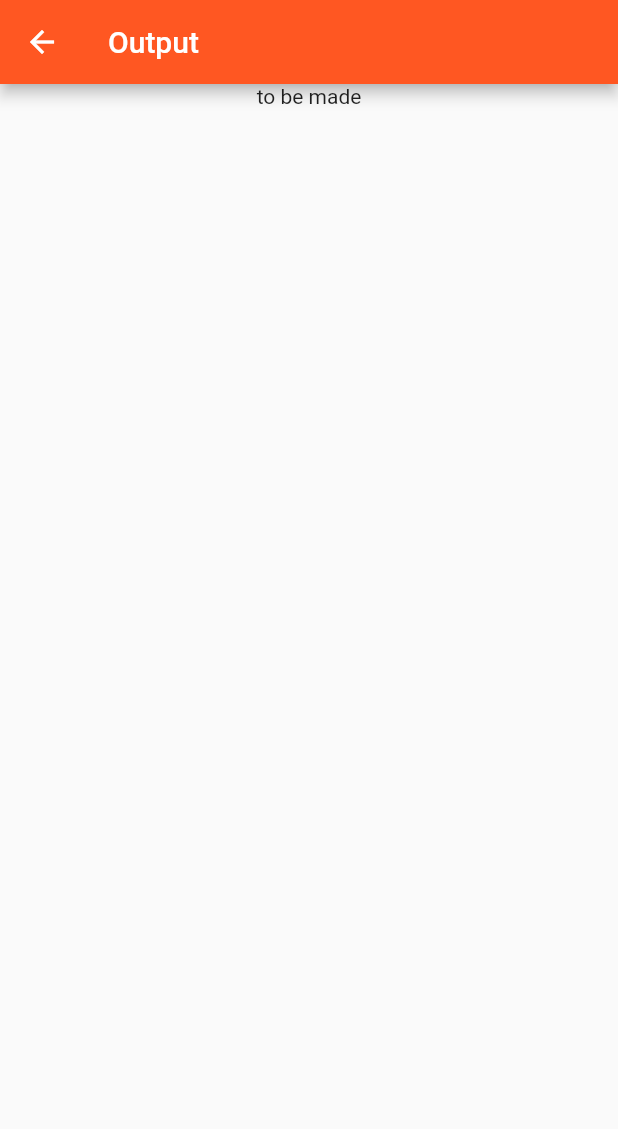
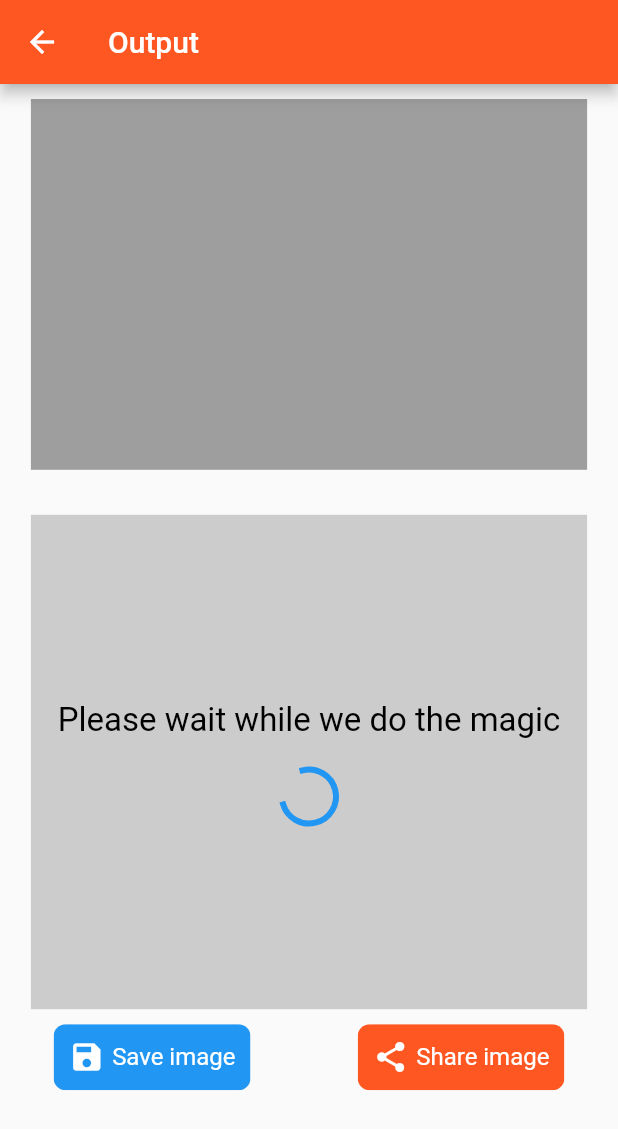
Before and after one commit to harsh2ai/pix2pix-flutter, a Flutter app: the Screen2 screen opened directly, on a phone screen of 412 x 824 dp. Shown: the top 1129 px of the screen. Run offline on Flutter 3.47's test engine with Material 2 defaults, Android fonts, the phone set to English and light mode, and no system bars; our stand-ins replace image_picker.

Commit message:
screen 2 added

```diff
--- a/ticktocks/lib/HomePage.dart
+++ b/ticktocks/lib/HomePage.dart
@@ -94,12 +94,18 @@ class _MyHomePageState extends State<MyHomePage> {
                 onPressed: () {
                   if (SelectedImage == null) {
                     imageNotSelectedError = true;
+                    Navigator.push(context, MaterialPageRoute(
+                      builder: (context) {
+                        return Screen2();
+                      },
+                    ));
                   } else {
                     imageNotSelectedError = false;
-                    ColorizeImage;
+                    // ColorizeImage;
                     // Navigator.push(context, MaterialPageRoute(builder: (context) {
                     //   return Screen2();
-                    // }));
+                    // },
+                    // ));
                   }
                   setState(() {});
                 },
--- a/ticktocks/lib/Screen2.dart
+++ b/ticktocks/lib/Screen2.dart
@@ -1,17 +1,100 @@
+import 'dart:io';
 import 'package:flutter/material.dart';
 
 class Screen2 extends StatelessWidget {
-  const Screen2({Key? key}) : super(key: key);
-
+  // final File inputImage;
+  // Screen2({required this.inputImage});
   @override
   Widget build(BuildContext context) {
+    final width = MediaQuery.of(context).size.width;
+    final height = MediaQuery.of(context).size.height;
     return Scaffold(
       appBar: AppBar(
         title: Text('Output'),
       ),
-      body: Column(
-        children: [Center(child: Text('to be made'))],
+      body: SingleChildScrollView(
+        child: Center(
+          child: Column(
+            children: [
+              SizedBox(height: 10),
+              Container(
+                height: height * 0.3,
+                width: width * 0.9,
+                color: Colors.grey,
+                // child: Image.file(inputImage,
+                // fit: BoxFit.cover,),
+              ),
+              SizedBox(height: 30),
+              FutureBuilder(
+                  // future: ,
+                  builder: (context, snapshot) {
+                if (snapshot.hasData) {
+                  return Container(
+                    height: height * 0.4,
+                    width: width * 0.9,
+                    color: Colors.blueGrey,
+                    // child: Image.file(inputImage
+                    // fit: BoxFit.cover),
+                  );
+                } else
+                  return Container(
+                    height: height * 0.4,
+                    width: width * 0.9,
+                    color: Colors.grey.withOpacity(0.5),
+                    child: Column(
+                      mainAxisAlignment: MainAxisAlignment.center,
+                      children: [
+                        Text(
+                          'Please wait while we do the magic',
+                          maxLines: 2,
+                          textAlign: TextAlign.center,
+                          style: TextStyle(color: Colors.black, fontSize: 22),
+                        ),
+                        SizedBox(height: 20),
+                        CircularProgressIndicator(),
+                      ],
+                    ),
+                  );
+              }),
+              SizedBox(height: 10),
+              Row(
+                mainAxisAlignment: MainAxisAlignment.spaceAround,
+                children: [
+                  actionButton(title: 'Save image', color: Colors.blue, icon: Icons.save),
+                  actionButton(title: 'Share image', icon: Icons.share),
+                ],
+              ),
+            ],
+          ),
+        ),
       ),
     );
   }
+
+  InkWell actionButton({required String title, Function()? ontap, Color? color, IconData? icon}) {
+    return InkWell(
+        onTap: () {},
+        child: ClipRRect(
+          borderRadius: BorderRadius.circular(8),
+          child: Container(
+            padding: EdgeInsets.all(10),
+            color: color ?? Colors.deepOrange,
+            child: Row(
+              children: [
+                if (icon != null)
+                  Icon(
+                    icon,
+                    color: Colors.white,
+                  ),
+                SizedBox(width: 5),
+                Text(
+                  title,
+                  textAlign: TextAlign.center,
+                  style: TextStyle(color: Colors.white, fontSize: 16),
+                ),
+              ],
+            ),
+          ),
+        ));
+  }
 }
```
